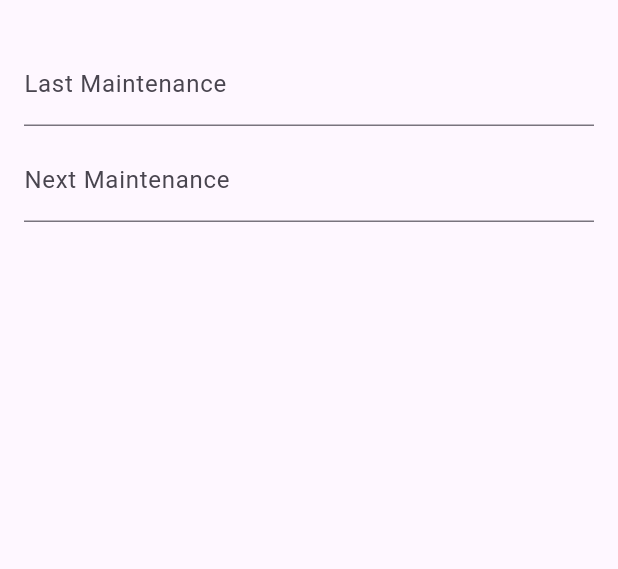
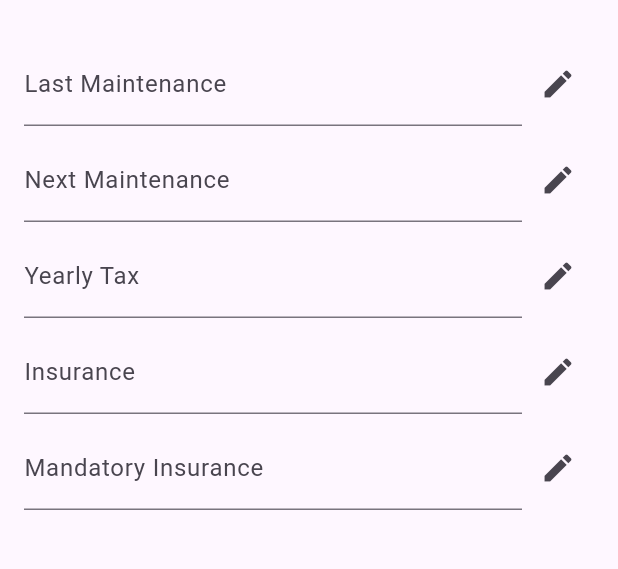
Before and after one commit to alpaslanhamzaoglu/AVGFUEL, a Flutter app: the FuelLogScreen screen opened by its route, on a phone screen of 412 x 824 dp, the part 66-635 px from its top. Run offline on Flutter 3.47's test engine with Material 3 defaults, Android fonts, the phone set to English and light mode, and no system bars; our stand-ins replace cloud_firestore, firebase_auth, firebase_core; accounts and stored records are empty; generated files the repository leaves out were written again; network calls fail.

```diff
--- a/lib/account_page.dart
+++ b/lib/account_page.dart
@@ -128,6 +128,7 @@ class _AccountPageState extends State<AccountPage> {
           if (data != null && data['vehicle'] != null) {
             setState(() {
               _vehicle = data['vehicle'];
+              _carYearController.text = _vehicle!['carYear'].toString();
             });
           }
         }
--- a/lib/fuel_log_screen.dart
+++ b/lib/fuel_log_screen.dart
@@ -15,15 +15,26 @@ class FuelLogScreenState extends State<FuelLogScreen> {
   final TextEditingController _litersController = TextEditingController();
   final TextEditingController _lastMaintenanceController = TextEditingController();
   final TextEditingController _nextMaintenanceController = TextEditingController();
+  final TextEditingController _yearlyTaxController = TextEditingController();
+  final TextEditingController _insuranceController = TextEditingController();
+  final TextEditingController _mandatoryInsuranceController = TextEditingController();
   final FocusNode _kmFocusNode = FocusNode();
   final FocusNode _litersFocusNode = FocusNode();
   final FocusNode _lastMaintenanceFocusNode = FocusNode();
   final FocusNode _nextMaintenanceFocusNode = FocusNode();
+  final FocusNode _yearlyTaxFocusNode = FocusNode();
+  final FocusNode _insuranceFocusNode = FocusNode();
+  final FocusNode _mandatoryInsuranceFocusNode = FocusNode();
   final List<Map<String, double>> _logs = [];
   double _averageConsumption = 0.0;
   String? _selectedVehicleId;
   bool _switchValue = false;
   final PageController _pageController = PageController();
+  bool _isEditingLastMaintenance = false;
+  bool _isEditingNextMaintenance = false;
+  bool _isEditingYearlyTax = false;
+  bool _isEditingInsurance = false;
+  bool _isEditingMandatoryInsurance = false;
 
   @override
   void initState() {
@@ -50,8 +61,26 @@ class FuelLogScreenState extends State<FuelLogScreen> {
         setState(() {
           _selectedVehicleId = data['vehicle']['id'];
           _averageConsumption = data['vehicle']['averageConsumption'];
+          _lastMaintenanceController.text = data['vehicle']['lastMaintenance'] ?? '';
+          _nextMaintenanceController.text = data['vehicle']['nextMaintenance'] ?? '';
+          _yearlyTaxController.text = data['vehicle']['yearlyTax']?.toString() ?? '';
+          _insuranceController.text = data['vehicle']['insurance']?.toString() ?? '';
+          _mandatoryInsuranceController.text = data['vehicle']['mandatoryInsurance']?.toString() ?? '';
         });
       }
+    }
+  }
+
+  Future<void> _updateVehicleDetails() async {
+    final user = FirebaseAuth.instance.currentUser;
+    if (user != null && _selectedVehicleId != null) {
+      await FirebaseFirestore.instance.collection('users').doc(user.uid).update({
+        'vehicle.lastMaintenance': _lastMaintenanceController.text,
+        'vehicle.nextMaintenance': _nextMaintenanceController.text,
+        'vehicle.yearlyTax': double.tryParse(_yearlyTaxController.text) ?? 0.0,
+        'vehicle.insurance': double.tryParse(_insuranceController.text) ?? 0.0,
+        'vehicle.mandatoryInsurance': double.tryParse(_mandatoryInsuranceController.text) ?? 0.0,
+      });
     }
   }
 
@@ -188,6 +217,7 @@ class FuelLogScreenState extends State<FuelLogScreen> {
     if (picked != null && picked != DateTime.now()) {
       setState(() {
         controller.text = "${picked.toLocal()}".split(' ')[0];
+        _updateVehicleDetails();
       });
     }
   }
@@ -251,21 +281,114 @@ class FuelLogScreenState extends State<FuelLogScreen> {
       padding: const EdgeInsets.all(16.0),
       child: Column(
         children: [
-          TextField(
+          _buildEditableField(
+            label: 'Last Maintenance',
             controller: _lastMaintenanceController,
-            readOnly: true,
+            isEditing: _isEditingLastMaintenance,
+            onEdit: () {
+              setState(() {
+                _isEditingLastMaintenance = !_isEditingLastMaintenance;
+                if (!_isEditingLastMaintenance) {
+                  _updateVehicleDetails();
+                }
+              });
+            },
             onTap: () => _selectDate(context, _lastMaintenanceController),
-            decoration: const InputDecoration(labelText: 'Last Maintenance'),
           ),
           const SizedBox(height: 8),
-          TextField(
+          _buildEditableField(
+            label: 'Next Maintenance',
             controller: _nextMaintenanceController,
-            readOnly: true,
+            isEditing: _isEditingNextMaintenance,
+            onEdit: () {
+              setState(() {
+                _isEditingNextMaintenance = !_isEditingNextMaintenance;
+                if (!_isEditingNextMaintenance) {
+                  _updateVehicleDetails();
+                }
+              });
+            },
             onTap: () => _selectDate(context, _nextMaintenanceController),
-            decoration: const InputDecoration(labelText: 'Next Maintenance'),
+          ),
+          const SizedBox(height: 8),
+          _buildEditableField(
+            label: 'Yearly Tax',
+            controller: _yearlyTaxController,
+            isEditing: _isEditingYearlyTax,
+            onEdit: () {
+              setState(() {
+                _isEditingYearlyTax = !_isEditingYearlyTax;
+                if (!_isEditingYearlyTax) {
+                  _updateVehicleDetails();
+                }
+              });
+            },
+          ),
+          const SizedBox(height: 8),
+          _buildEditableField(
+            label: 'Insurance',
+            controller: _insuranceController,
+            isEditing: _isEditingInsurance,
+            onEdit: () {
+              setState(() {
+                _isEditingInsurance = !_isEditingInsurance;
+                if (!_isEditingInsurance) {
+                  _updateVehicleDetails();
+                }
+              });
+            },
+          ),
+          const SizedBox(height: 8),
+          _buildEditableField(
+            label: 'Mandatory Insurance',
+            controller: _mandatoryInsuranceController,
+            isEditing: _isEditingMandatoryInsurance,
+            onEdit: () {
+              setState(() {
+                _isEditingMandatoryInsurance = !_isEditingMandatoryInsurance;
+                if (!_isEditingMandatoryInsurance) {
+                  _updateVehicleDetails();
+                }
+              });
+            },
           ),
         ],
       ),
+    );
+  }
+
+  Widget _buildEditableField({
+    required String label,
+    required TextEditingController controller,
+    required bool isEditing,
+    required VoidCallback onEdit,
+    VoidCallback? onTap,
+  }) {
+    return Row(
+      children: [
+        Expanded(
+          child: isEditing
+              ? TextField(
+                  controller: controller,
+                  onTap: onTap,
+                  decoration: InputDecoration(labelText: label),
+                )
+              : GestureDetector(
+                  onTap: onTap,
+                  child: AbsorbPointer(
+                    child: TextField(
+                      controller: controller,
+                      decoration: InputDecoration(labelText: label),
+                      readOnly: true,
+                    ),
+                  ),
+                ),
+        ),
+        IconButton(
+          icon: Icon(isEditing ? Icons.check : Icons.edit),
+          onPressed: onEdit,
+        ),
+      ],
     );
   }
 
@@ -360,10 +483,16 @@ class FuelLogScreenState extends State<FuelLogScreen> {
     _litersFocusNode.dispose();
     _lastMaintenanceFocusNode.dispose();
     _nextMaintenanceFocusNode.dispose();
+    _yearlyTaxFocusNode.dispose();
+    _insuranceFocusNode.dispose();
+    _mandatoryInsuranceFocusNode.dispose();
     _kmController.dispose();
     _litersController.dispose();
     _lastMaintenanceController.dispose();
     _nextMaintenanceController.dispose();
+    _yearlyTaxController.dispose();
+    _insuranceController.dispose();
+    _mandatoryInsuranceController.dispose();
     _pageController.dispose();
     super.dispose();
   }
```
Also changed, not shown: lib/upload_data.dart (added, +39 -0 lines).
